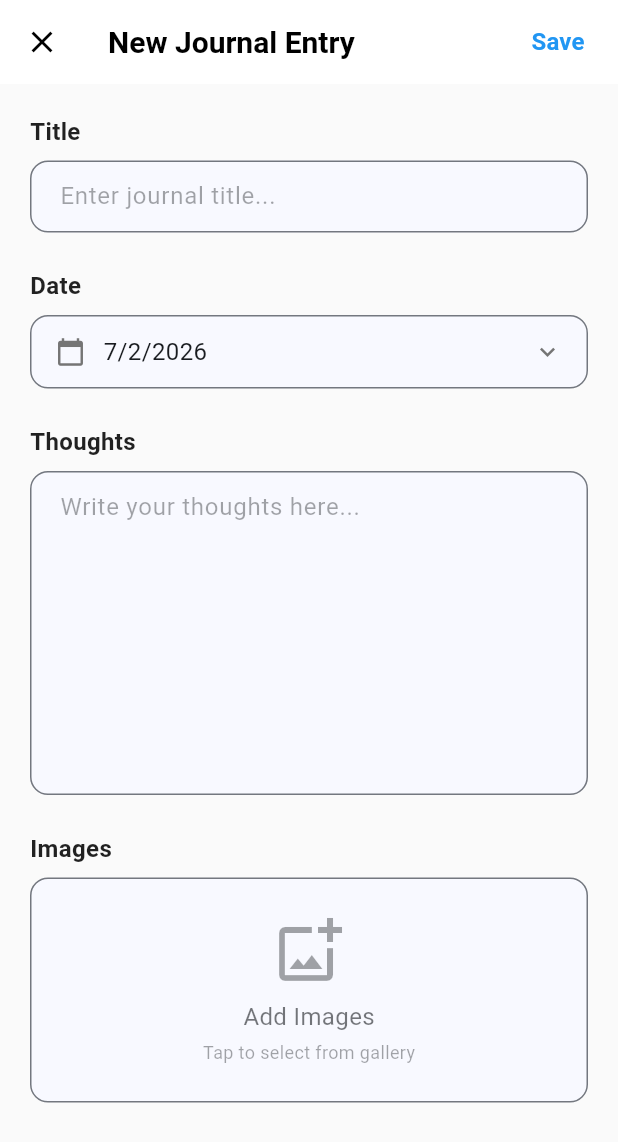
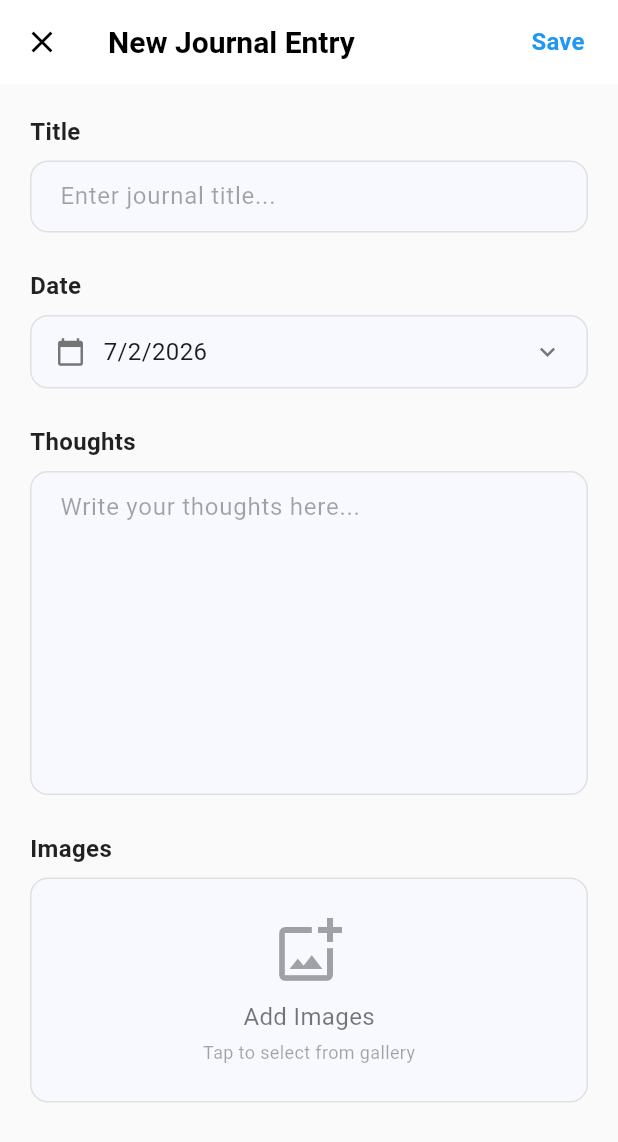
Before and after one commit to AbdulRahman395/notevia-mobile-app, a Flutter app: the JournalEntryPage screen opened by its route, on a phone screen of 412 x 824 dp. Shown: the top 1142 px of the screen. Run offline on Flutter 3.47's test engine with Material 3 defaults, Android fonts, the phone set to English and light mode, and no system bars; our stand-ins replace flutter_html, image_picker, permission_handler, pin_code_fields, shared_preferences, table_calendar; accounts and stored records are empty.

Commit message:
- Journal Form improved

```diff
--- a/lib/pages/journal_entry_page.dart
+++ b/lib/pages/journal_entry_page.dart
@@ -6,6 +6,37 @@ import 'package:table_calendar/table_calendar.dart';
 import 'dart:io';
 import '../services/api_service.dart';
 import '../services/token_service.dart';
+
+class UpperCaseFirstLetterFormatter extends TextInputFormatter {
+  @override
+  TextEditingValue formatEditUpdate(
+    TextEditingValue oldValue,
+    TextEditingValue newValue,
+  ) {
+    if (newValue.text.isEmpty) {
+      return newValue;
+    }
+
+    // If the text is being typed from the beginning, capitalize the first letter
+    if (newValue.selection.start == 0 && newValue.text.length == 1) {
+      return TextEditingValue(
+        text: newValue.text.toUpperCase(),
+        selection: newValue.selection,
+      );
+    }
+
+    // If the entire text is selected and user starts typing, capitalize first letter
+    if (oldValue.selection.start == 0 &&
+        oldValue.selection.end == oldValue.text.length) {
+      return TextEditingValue(
+        text: newValue.text[0].toUpperCase() + newValue.text.substring(1),
+        selection: newValue.selection,
+      );
+    }
+
+    return newValue;
+  }
+}
 
 class JournalEntryPage extends StatefulWidget {
   const JournalEntryPage({super.key});
@@ -283,18 +314,23 @@ class _JournalEntryPageState extends State<JournalEntryPage> {
                   border: OutlineInputBorder(
                     borderRadius: BorderRadius.circular(12),
                     borderSide: BorderSide(
-                      color: Theme.of(context).dividerColor,
+                      color: Colors.grey[300]!,
+                      width: 1.0,
                     ),
                   ),
                   enabledBorder: OutlineInputBorder(
                     borderRadius: BorderRadius.circular(12),
                     borderSide: BorderSide(
-                      color: Theme.of(context).dividerColor,
+                      color: Colors.grey[300]!,
+                      width: 1.0,
                     ),
                   ),
                   focusedBorder: OutlineInputBorder(
                     borderRadius: BorderRadius.circular(12),
-                    borderSide: const BorderSide(color: Colors.blue),
+                    borderSide: BorderSide(
+                      color: Colors.blue[400]!,
+                      width: 2.0,
+                    ),
                   ),
                   contentPadding: const EdgeInsets.symmetric(
                     horizontal: 16,
@@ -302,6 +338,8 @@ class _JournalEntryPageState extends State<JournalEntryPage> {
                   ),
                 ),
                 textInputAction: TextInputAction.next,
+                textCapitalization: TextCapitalization.sentences,
+                inputFormatters: [UpperCaseFirstLetterFormatter()],
               ),
 
               const SizedBox(height: 24),
@@ -320,7 +358,7 @@ class _JournalEntryPageState extends State<JournalEntryPage> {
                 decoration: BoxDecoration(
                   color: Theme.of(context).cardColor,
                   borderRadius: BorderRadius.circular(12),
-                  border: Border.all(color: Theme.of(context).dividerColor),
+                  border: Border.all(color: Colors.grey[300]!, width: 1.0),
                 ),
                 child: Column(
                   children: [
@@ -488,24 +526,31 @@ class _JournalEntryPageState extends State<JournalEntryPage> {
                   border: OutlineInputBorder(
                     borderRadius: BorderRadius.circular(12),
                     borderSide: BorderSide(
-                      color: Theme.of(context).dividerColor,
+                      color: Colors.grey[300]!,
+                      width: 1.0,
                     ),
                   ),
                   enabledBorder: OutlineInputBorder(
                     borderRadius: BorderRadius.circular(12),
                     borderSide: BorderSide(
-                      color: Theme.of(context).dividerColor,
+                      color: Colors.grey[300]!,
+                      width: 1.0,
                     ),
                   ),
                   focusedBorder: OutlineInputBorder(
                     borderRadius: BorderRadius.circular(12),
-                    borderSide: const BorderSide(color: Colors.blue),
+                    borderSide: BorderSide(
+                      color: Colors.blue[400]!,
+                      width: 2.0,
+                    ),
                   ),
                   contentPadding: const EdgeInsets.symmetric(
                     horizontal: 16,
                     vertical: 12,
                   ),
                 ),
+                textCapitalization: TextCapitalization.sentences,
+                inputFormatters: [UpperCaseFirstLetterFormatter()],
               ),
 
               const SizedBox(height: 24),
@@ -536,7 +581,8 @@ class _JournalEntryPageState extends State<JournalEntryPage> {
                             decoration: BoxDecoration(
                               borderRadius: BorderRadius.circular(12),
                               border: Border.all(
-                                color: Theme.of(context).dividerColor,
+                                color: Colors.grey[300]!,
+                                width: 1.0,
                               ),
                             ),
                             child: Stack(
@@ -590,7 +636,8 @@ class _JournalEntryPageState extends State<JournalEntryPage> {
                           color: Theme.of(context).colorScheme.surface,
                           borderRadius: BorderRadius.circular(12),
                           border: Border.all(
-                            color: Theme.of(context).dividerColor,
+                            color: Colors.grey[300]!,
+                            width: 1.0,
                             style: BorderStyle.solid,
                           ),
                         ),
@@ -631,7 +678,8 @@ class _JournalEntryPageState extends State<JournalEntryPage> {
                       color: Theme.of(context).cardColor,
                       borderRadius: BorderRadius.circular(12),
                       border: Border.all(
-                        color: Theme.of(context).dividerColor,
+                        color: Colors.grey[300]!,
+                        width: 1.0,
                         style: BorderStyle.solid,
                       ),
                     ),
```
